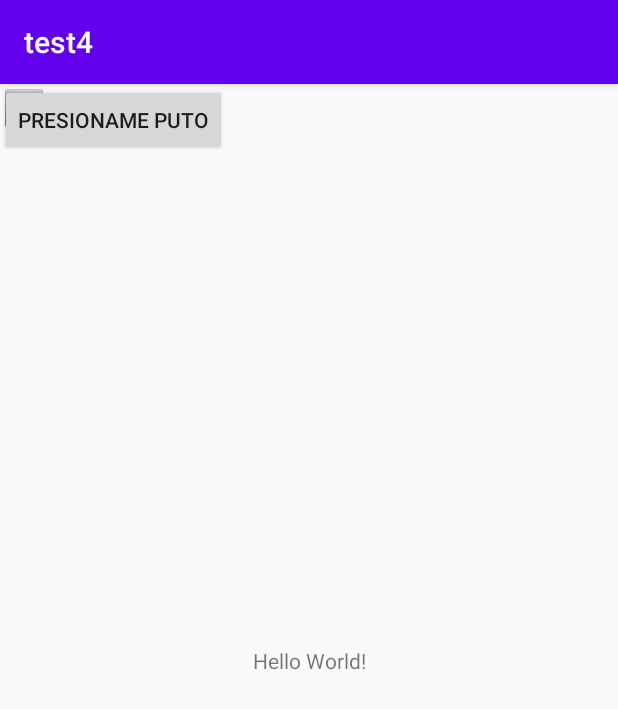
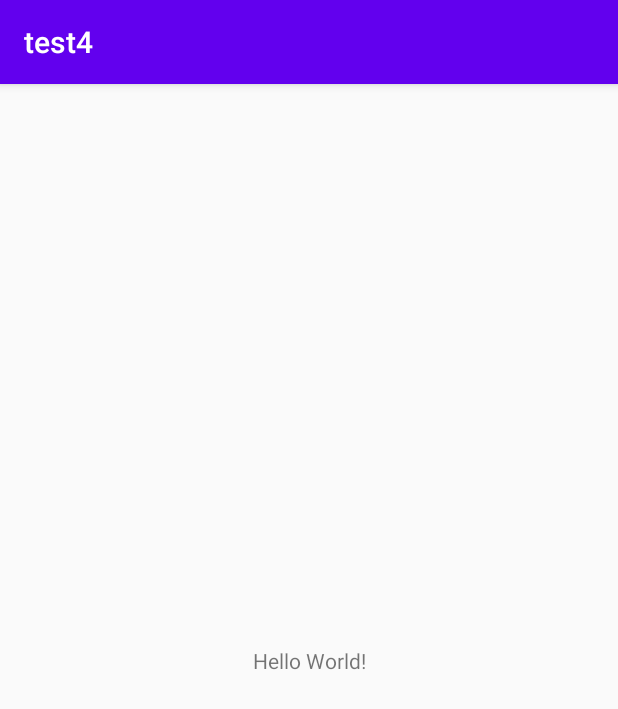
Before and after one commit to GRX-R/test4, an Android app: the screen it shows after launch (MainActivity), on a phone screen of 412 x 824 dp. Shown: the top 709 px of the screen. Run offline under Robolectric (Android 15) with nearby library versions, the phone set to English and light mode, and no system bars.

Commit message:
Cambio homo

```diff
--- a/app/src/main/java/com/example/test4/MainActivity2.kt
+++ b/app/src/main/java/com/example/test4/MainActivity2.kt
@@ -9,5 +9,7 @@ class MainActivity2 : AppCompatActivity() {
         setContentView(R.layout.activity_main2)
 
         //hola
+
+        //como estas?
     }
 }
--- a/app/src/main/res/layout/activity_main.xml
+++ b/app/src/main/res/layout/activity_main.xml
@@ -15,20 +15,4 @@
         app:layout_constraintRight_toRightOf="parent"
         app:layout_constraintTop_toTopOf="parent" />
 
-    <ImageView
-        android:id="@+id/imageView2"
-        android:layout_width="wrap_content"
-        android:layout_height="wrap_content"
-        app:srcCompat="@android:drawable/btn_dialog"
-        tools:layout_editor_absoluteX="189dp"
-        tools:layout_editor_absoluteY="316dp" />
-
-    <Button
-        android:id="@+id/button"
-        android:layout_width="wrap_content"
-        android:layout_height="wrap_content"
-        android:text="Presioname puto"
-        tools:layout_editor_absoluteX="130dp"
-        tools:layout_editor_absoluteY="392dp" />
-
 </androidx.constraintlayout.widget.ConstraintLayout>
```
